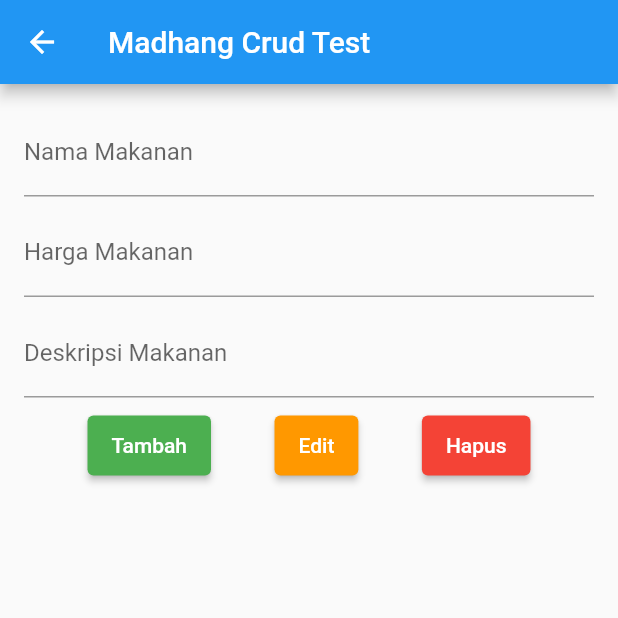
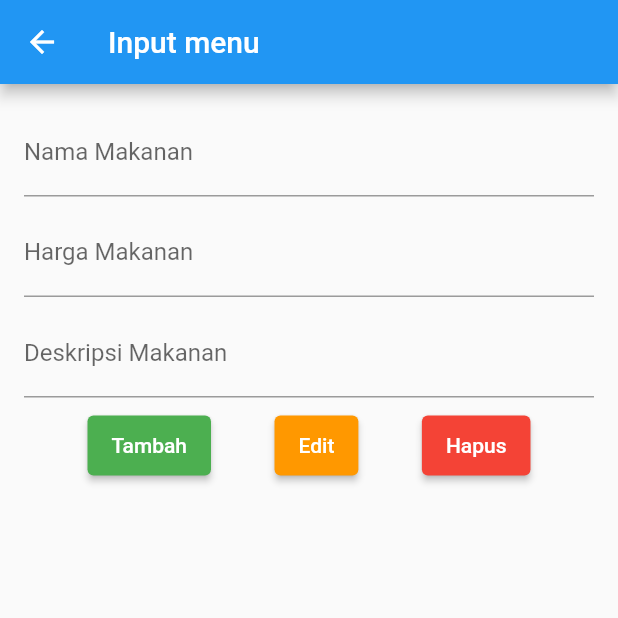
Before and after one commit to hifdzimaulana34/project_madhang, a Flutter app: the InputMenu screen opened by its route, on a phone screen of 412 x 824 dp, the top half of it. Run offline on Flutter 3.47's test engine with Material 2 defaults, Android fonts, the phone set to English and light mode, and no system bars; our stand-ins replace cloud_firestore, firebase_core; accounts and stored records are empty.

Commit message:
rename button dan appbar

```diff
--- a/lib/inputMenu.dart
+++ b/lib/inputMenu.dart
@@ -111,7 +111,7 @@ class _InputMenuState extends State<InputMenu> {
   Widget build(BuildContext context) {
     return Scaffold(
       appBar: AppBar(
-        title: const Text("Madhang Crud Test"),
+        title: const Text("Input menu"),
       ),
       body: Padding(
         padding: const EdgeInsets.all(16.0),
--- a/lib/menuDetailPage.dart
+++ b/lib/menuDetailPage.dart
@@ -97,14 +97,14 @@ class _menuDetailpageState extends State<menuDetailpage> {
                       onPressed: () {
                         incrementCounter(data?['Nama Makanan']);
                       },
-                      child: Text('Increment'),
+                      child: Text('Tambahkan'),
                     ),
                     SizedBox(width: 16.0),
                     ElevatedButton(
                       onPressed: () {
                         decrementCounter(data?['Nama Makanan']);
                       },
-                      child: Text('Decrement'),
+                      child: Text('Kurangi'),
                     ),
                   ],
                 ),
```
